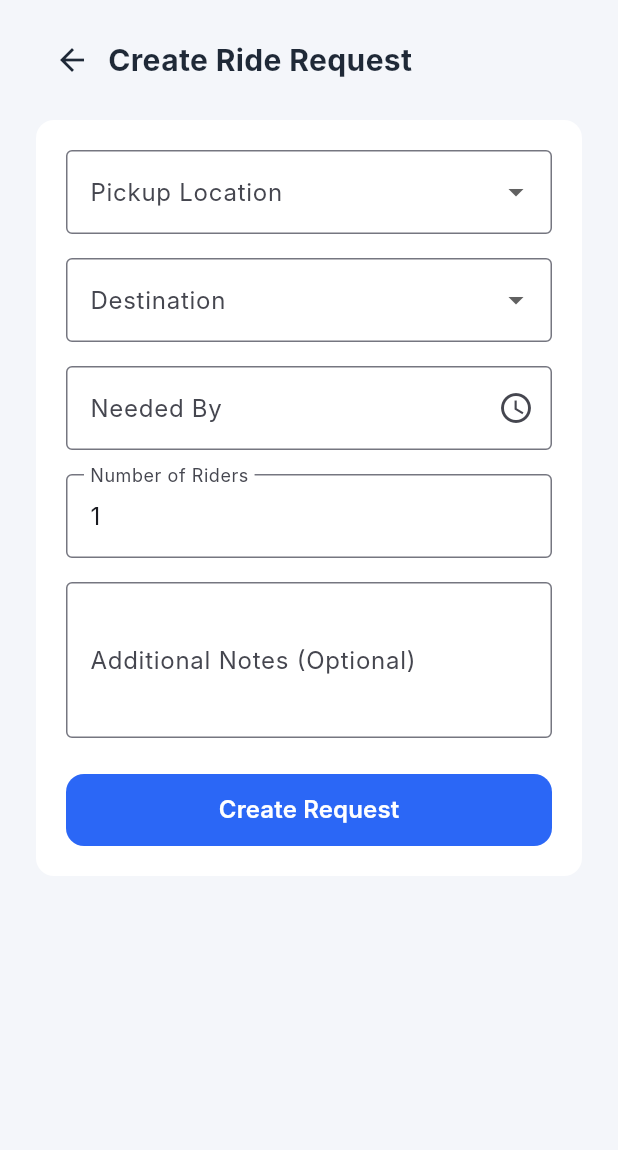
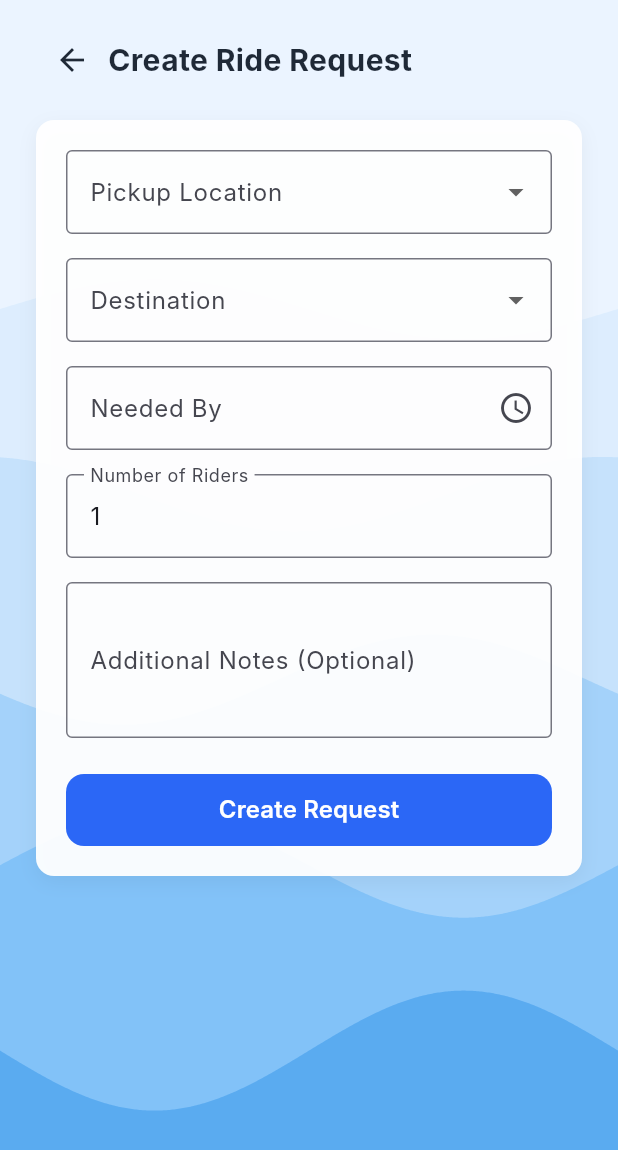
Before and after one commit to alfannm/RideShareBuddy, a Flutter app: the screen it shows after launch, after a tap on "Find a Ride", after a tap on "Create Ride Request", on a phone screen of 412 x 824 dp. Shown: the top 1150 px of the screen. Run offline on Flutter 3.47's test engine with Material 3 defaults, Android fonts, the phone set to English and light mode, and no system bars; accounts and stored records are empty; Roboto replaces fonts that are missing (Inter).

Commit message:
Add animated fluid wave background to ride screens
Introduces a custom FluidBackgroundPainter to provide a static, multi-layered wave background for the Create Offer, Create Request, and Ride Listings screens. Updates background colors to match the home theme, refactors layout for better visual consistency, and simplifies form validation and UI code. The wave painter is shared across all three screens for a cohesive look.

```diff
--- a/lib/screens/create_request_screen.dart
+++ b/lib/screens/create_request_screen.dart
@@ -1,6 +1,4 @@
-// Screen 4: CREATE RIDE REQUEST
-// Widget Construction Requirement: TextFields for ride info, Dropdowns/Time pickers for selections
-
+import 'dart:math' as math;
 import 'package:flutter/material.dart';
 import 'package:flutter/services.dart';
 import '../models/ride.dart';
@@ -32,48 +30,29 @@ class _CreateRequestScreenState extends State<CreateRequestScreen> {
   String notes = '';
 
   final List<String> locationOptions = [
-    'KTS',
-    'Library',
-    'Residential College',
-    'Campus Gate',
-    'Lecture Hall A',
-    'Mydin',
-    'Kuala Terengganu',
+    'KTS', 'Library', 'Residential College', 'Campus Gate',
+    'Lecture Hall A', 'Mydin', 'Kuala Terengganu',
   ];
 
-  // Business Logic: Form validation
   String? validateRequired(String? value, String fieldName) {
-    if (value == null || value.isEmpty) {
-      return '$fieldName is required';
-    }
+    if (value == null || value.isEmpty) return '$fieldName is required';
     return null;
   }
 
-  // Business Logic: Riders count validation (must be >= 1)
   String? validateRiders(String? value) {
-    if (value == null || value.isEmpty) {
-      return 'Number of riders is required';
-    }
-    final ridersCount = int.tryParse(value);
-    if (ridersCount == null || ridersCount < 1) {
-      return 'Riders must be at least 1';
-    }
+    if (value == null || value.isEmpty) return 'Number of riders is required';
+    if (int.tryParse(value) == null) return 'Invalid number';
     return null;
   }
 
   void handleSubmit() {
     if (_formKey.currentState!.validate()) {
       if (time.isEmpty) {
-        // Widget Construction Requirement: Snackbar for confirmations
         ScaffoldMessenger.of(context).showSnackBar(
-          const SnackBar(
-            content: Text('Please select a time'),
-            backgroundColor: Colors.red,
-          ),
+          const SnackBar(content: Text('Please select a time'), backgroundColor: Colors.red),
         );
         return;
       }
-
       _formKey.currentState!.save();
 
       final request = RideRequest(
@@ -87,13 +66,8 @@ class _CreateRequestScreenState extends State<CreateRequestScreen> {
       );
 
       widget.onSubmit(request);
-
-      // Widget Construction Requirement: Snackbar for confirmations
       ScaffoldMessenger.of(context).showSnackBar(
-        const SnackBar(
-          content: Text('Ride request created successfully!'),
-          backgroundColor: Color(0xFF4CAF50),
-        ),
+        const SnackBar(content: Text('Request created successfully!'), backgroundColor: Color(0xFF4CAF50)),
       );
     }
   }
@@ -101,16 +75,23 @@ class _CreateRequestScreenState extends State<CreateRequestScreen> {
   @override
   Widget build(BuildContext context) {
     return Scaffold(
-      backgroundColor: const Color(0xFFF4F6FA),
-      body: SafeArea(
-        child: Container(
-          constraints: const BoxConstraints(maxWidth: 480),
-          margin: const EdgeInsets.symmetric(horizontal: 24),
+      backgroundColor: const Color(0xFFEBF4FF), // Match Theme
+      body: Stack(
+        children: [
+          // 1. Static Wave Background
+          Positioned.fill(
+            child: CustomPaint(
+              painter: FluidBackgroundPainter(animationValue: 0.5),
+            ),
+          ),
+
+          // 2. Main Layout
+          SafeArea(
             child: Column(
               children: [
-              // Header
+                // --- STICKY HEADER ---
                 Padding(
-                padding: const EdgeInsets.symmetric(vertical: 16),
+                  padding: const EdgeInsets.symmetric(horizontal: 24, vertical: 16),
                   child: Row(
                     children: [
                       IconButton(
@@ -132,61 +113,44 @@ class _CreateRequestScreenState extends State<CreateRequestScreen> {
                   ),
                 ),
 
-              // Form
+                // --- SCROLLABLE FORM ---
                 Expanded(
                   child: SingleChildScrollView(
+                    padding: const EdgeInsets.fromLTRB(24, 0, 24, 24),
                     child: Container(
                       padding: const EdgeInsets.all(20),
                       decoration: BoxDecoration(
-                      color: Colors.white,
+                        color: Colors.white.withOpacity(0.95),
                         borderRadius: BorderRadius.circular(12),
+                        boxShadow: [
+                          BoxShadow(
+                            color: Colors.black.withOpacity(0.05),
+                            blurRadius: 10,
+                            offset: const Offset(0, 4),
+                          ),
+                        ],
                       ),
                       child: Form(
                         key: _formKey,
                         child: Column(
                           crossAxisAlignment: CrossAxisAlignment.start,
                           children: [
-                          // Widget Construction Requirement: Dropdown for selections
-                          // Pickup Location
                             DropdownButtonFormField<String>(
-                            decoration: const InputDecoration(
-                              labelText: 'Pickup Location',
-                              border: OutlineInputBorder(),
+                              decoration: const InputDecoration(labelText: 'Pickup Location', border: OutlineInputBorder()),
+                              items: locationOptions.map((l) => DropdownMenuItem(value: l, child: Text(l))).toList(),
+                              validator: (v) => validateRequired(v, 'Pickup location'),
+                              onSaved: (v) => pickup = v ?? '',
+                              onChanged: (v) => pickup = v ?? '',
                             ),
-                            items: locationOptions.map((location) {
-                              return DropdownMenuItem(
-                                value: location,
-                                child: Text(location),
-                              );
-                            }).toList(),
-                            validator: (value) => validateRequired(value, 'Pickup location'),
-                            onSaved: (value) => pickup = value ?? '',
-                            onChanged: (value) => pickup = value ?? '',
+                            const SizedBox(height: 16),
+                            DropdownButtonFormField<String>(
+                              decoration: const InputDecoration(labelText: 'Destination', border: OutlineInputBorder()),
+                              items: locationOptions.map((l) => DropdownMenuItem(value: l, child: Text(l))).toList(),
+                              validator: (v) => validateRequired(v, 'Destination'),
+                              onSaved: (v) => destination = v ?? '',
+                              onChanged: (v) => destination = v ?? '',
                             ),
-
                             const SizedBox(height: 16),
-
-                          // Destination
-                          DropdownButtonFormField<String>(
-                            decoration: const InputDecoration(
-                              labelText: 'Destination',
-                              border: OutlineInputBorder(),
-                            ),
-                            items: locationOptions.map((location) {
-                              return DropdownMenuItem(
-                                value: location,
-                                child: Text(location),
-                              );
-                            }).toList(),
-                            validator: (value) => validateRequired(value, 'Destination'),
-                            onSaved: (value) => destination = value ?? '',
-                            onChanged: (value) => destination = value ?? '',
-                          ),
-
-                          const SizedBox(height: 16),
-
-                          // Widget Construction Requirement: Time picker for selections
-                          // Time Picker
                             TextFormField(
                               readOnly: true,
                               decoration: InputDecoration(
@@ -196,54 +160,30 @@ class _CreateRequestScreenState extends State<CreateRequestScreen> {
                                 hintText: time.isEmpty ? 'Select time' : time,
                               ),
                               onTap: () async {
-                              final selectedTime = await showTimePicker(
-                                context: context,
-                                initialTime: TimeOfDay.now(),
-                              );
-                              if (selectedTime != null) {
+                                final t = await showTimePicker(context: context, initialTime: TimeOfDay.now());
+                                if (t != null) {
                                   setState(() {
-                                  final hour = selectedTime.hourOfPeriod;
-                                  final minute = selectedTime.minute.toString().padLeft(2, '0');
-                                  final period = selectedTime.period == DayPeriod.am ? 'AM' : 'PM';
-                                  time = '$hour:$minute $period';
+                                    time = t.format(context); // Simple format
                                   });
                                 }
                               },
                             ),
-
                             const SizedBox(height: 16),
-
-                          // Widget Construction Requirement: TextField for ride info
-                          // Number of Riders
                             TextFormField(
-                            decoration: const InputDecoration(
-                              labelText: 'Number of Riders',
-                              border: OutlineInputBorder(),
-                            ),
+                              decoration: const InputDecoration(labelText: 'Number of Riders', border: OutlineInputBorder()),
                               keyboardType: TextInputType.number,
                               inputFormatters: [FilteringTextInputFormatter.digitsOnly],
                               initialValue: '1',
                               validator: validateRiders,
-                            onSaved: (value) => riders = int.parse(value ?? '1'),
+                              onSaved: (v) => riders = int.parse(v ?? '1'),
                             ),
-
                             const SizedBox(height: 16),
-
-                          // Additional Notes
                             TextFormField(
-                            decoration: const InputDecoration(
-                              labelText: 'Additional Notes (Optional)',
-                              border: OutlineInputBorder(),
-                              hintText: 'E.g., Heavy luggage, preferred meeting point',
+                              decoration: const InputDecoration(labelText: 'Additional Notes (Optional)', border: OutlineInputBorder(), hintText: 'E.g., Heavy luggage...'),
+                              maxLines: 3,
+                              onSaved: (v) => notes = v ?? '',
                             ),
-                            maxLines: 3,
-                            onSaved: (value) => notes = value ?? '',
-                          ),
-
                             const SizedBox(height: 24),
-
-                          // Widget Construction Requirement: Button for creating requests
-                          // Submit Button
                             SizedBox(
                               width: double.infinity,
                               height: 48,
@@ -253,17 +193,9 @@ class _CreateRequestScreenState extends State<CreateRequestScreen> {
                                   backgroundColor: const Color(0xFF2B67F6),
                                   foregroundColor: Colors.white,
                                   elevation: 0,
-                                shape: RoundedRectangleBorder(
-                                  borderRadius: BorderRadius.circular(12),
+                                  shape: RoundedRectangleBorder(borderRadius: BorderRadius.circular(12)),
                                 ),
-                              ),
-                              child: const Text(
-                                'Create Request',
-                                style: TextStyle(
-                                  fontSize: 16,
-                                  fontWeight: FontWeight.w600,
-                                ),
-                              ),
+                                child: const Text('Create Request', style: TextStyle(fontSize: 16, fontWeight: FontWeight.w600)),
                               ),
                             ),
                           ],
@@ -275,7 +207,51 @@ class _CreateRequestScreenState extends State<CreateRequestScreen> {
               ],
             ),
           ),
+        ],
       ),
     );
   }
 }
+
+// --- Reuse Fluid Background Painter (Same as above) ---
+class FluidBackgroundPainter extends CustomPainter {
+  final double animationValue;
+  FluidBackgroundPainter({required this.animationValue});
+
+  @override
+  void paint(Canvas canvas, Size size) {
+    final paint = Paint();
+    const double twoPi = 2 * math.pi;
+
+    // Wave 1 (Back/Top)
+    paint.color = const Color(0xFFBBDEFB).withOpacity(0.3);
+    _drawWave(canvas, size, paint, baselineY: size.height * 0.25, amplitude: 20, speedMultiplier: 1.0 * twoPi, offset: 0);
+    // Wave 2
+    paint.color = const Color(0xFF90CAF9).withOpacity(0.3);
+    _drawWave(canvas, size, paint, baselineY: size.height * 0.4, amplitude: 25, speedMultiplier: 1.3 * twoPi, offset: math.pi / 4);
+    // Wave 3
+    paint.color = const Color(0xFF64B5F6).withOpacity(0.35);
+    _drawWave(canvas, size, paint, baselineY: size.height * 0.55, amplitude: 30, speedMultiplier: 1.6 * twoPi, offset: math.pi / 2);
+    // Wave 4
+    paint.color = const Color(0xFF42A5F5).withOpacity(0.35);
+    _drawWave(canvas, size, paint, baselineY: size.height * 0.7, amplitude: 35, speedMultiplier: 2.0 * twoPi, offset: math.pi);
+    // Wave 5 (Front/Bottom)
+    paint.color = const Color(0xFF1E88E5).withOpacity(0.4);
+    _drawWave(canvas, size, paint, baselineY: size.height * 0.85, amplitude: 40, speedMultiplier: 2.5 * twoPi, offset: math.pi * 1.5);
+  }
+
+  void _drawWave(Canvas canvas, Size size, Paint paint, {required double baselineY, required double amplitude, required double speedMultiplier, required double offset}) {
+    final path = Path();
+    path.moveTo(0, baselineY);
+    for (double i = 0; i <= size.width; i++) {
+      path.lineTo(i, baselineY + amplitude * math.sin((i / size.width * 2 * math.pi) + (animationValue * speedMultiplier) + offset));
+    }
+    path.lineTo(size.width, size.height);
+    path.lineTo(0, size.height);
+    path.close();
+    canvas.drawPath(path, paint);
+  }
+
+  @override
+  bool shouldRepaint(covariant FluidBackgroundPainter oldDelegate) => oldDelegate.animationValue != animationValue;
+}
--- a/lib/screens/ride_listings_screen.dart
+++ b/lib/screens/ride_listings_screen.dart
@@ -1,6 +1,4 @@
-// Screen 2: RIDE LISTINGS
-// Widget Construction Requirement: ListView.builder for displaying posts
-
+import 'dart:math' as math;
 import 'package:flutter/material.dart';
 import '../models/ride.dart';
 import '../widgets/ride_card.dart';
@@ -78,7 +76,9 @@ class _RideListingsScreenState extends State<RideListingsScreen> {
     final displayItems = getDisplayItems();
 
     return Scaffold(
-      backgroundColor: const Color(0xFFF4F6FA),
+      // Updated background color to match Home theme
+      backgroundColor: const Color(0xFFEBF4FF),
+
       // Right-side Filter Drawer
       endDrawer: Drawer(
         width: 320,
@@ -221,7 +221,22 @@ class _RideListingsScreenState extends State<RideListingsScreen> {
       ),
       // Backdrop with 50% opacity when drawer is open
       drawerScrimColor: Colors.black.withOpacity(0.5),
-      body: SafeArea(
+
+      body: Stack(
+        children: [
+          // 1. Static Wave Background
+          Positioned.fill(
+            child: CustomPaint(
+              painter: FluidBackgroundPainter(
+                animationValue: 0.5, // Static value for non-moving waves
+              ),
+            ),
+          ),
+
+          // 2. Main Content
+          SafeArea(
+            // FIX: Wrapped in Center to fix "weird not center UI" issue
+            child: Center(
               child: Container(
                 constraints: const BoxConstraints(maxWidth: 480),
                 margin: const EdgeInsets.symmetric(horizontal: 24),
@@ -258,14 +273,13 @@ class _RideListingsScreenState extends State<RideListingsScreen> {
                       ),
                     ),
 
-              // Remove inline filter section - now using drawer
-              // Widget Construction Requirement: ListView.builder for displaying posts
+                    // List View
                     Expanded(
                       child: displayItems.isEmpty
                           ? Container(
                               padding: const EdgeInsets.all(32),
                               decoration: BoxDecoration(
-                          color: Colors.white,
+                                color: Colors.white.withOpacity(0.9), // Slightly transparent
                                 borderRadius: BorderRadius.circular(12),
                               ),
                               child: const Center(
@@ -351,6 +365,9 @@ class _RideListingsScreenState extends State<RideListingsScreen> {
                 ),
               ),
             ),
+          ),
+        ],
+      ),
     );
   }
 
@@ -362,7 +379,7 @@ class _RideListingsScreenState extends State<RideListingsScreen> {
 
     showDialog(
       context: context,
-      barrierColor: Colors.black.withOpacity(0.5), // 50% opacity backdrop
+      barrierColor: Colors.black.withOpacity(0.5),
       builder: (context) => Dialog(
         backgroundColor: Colors.transparent,
         child: Container(
@@ -552,3 +569,93 @@ class _RideListingsScreenState extends State<RideListingsScreen> {
     );
   }
 }
+
+// --- Shared Fluid Wave Background Painter (Identical to Home) ---
+class FluidBackgroundPainter extends CustomPainter {
+  final double animationValue;
+
+  FluidBackgroundPainter({required this.animationValue});
+
+  @override
+  void paint(Canvas canvas, Size size) {
+    final paint = Paint();
+    const double twoPi = 2 * math.pi;
+
+    // Wave 1 (Back/Top)
+    paint.color = const Color(0xFFBBDEFB).withOpacity(0.3);
+    _drawWave(canvas, size, paint,
+      baselineY: size.height * 0.25,
+      amplitude: 20,
+      speedMultiplier: 1.0 * twoPi,
+      offset: 0
+    );
+
+    // Wave 2
+    paint.color = const Color(0xFF90CAF9).withOpacity(0.3);
+    _drawWave(canvas, size, paint,
+      baselineY: size.height * 0.4,
+      amplitude: 25,
+      speedMultiplier: 1.3 * twoPi,
+      offset: math.pi / 4
+    );
+
+    // Wave 3
+    paint.color = const Color(0xFF64B5F6).withOpacity(0.35);
+    _drawWave(canvas, size, paint,
+      baselineY: size.height * 0.55,
+      amplitude: 30,
+      speedMultiplier: 1.6 * twoPi,
+      offset: math.pi / 2
+    );
+
+     // Wave 4
+    paint.color = const Color(0xFF42A5F5).withOpacity(0.35);
+    _drawWave(canvas, size, paint,
+      baselineY: size.height * 0.7,
+      amplitude: 35,
+      speedMultiplier: 2.0 * twoPi,
+      offset: math.pi
+    );
+
+    // Wave 5 (Front/Bottom)
+    paint.color = const Color(0xFF1E88E5).withOpacity(0.4);
+    _drawWave(canvas, size, paint,
+      baselineY: size.height * 0.85,
+      amplitude: 40,
+      speedMultiplier: 2.5 * twoPi,
+      offset: math.pi * 1.5
+    );
+  }
+
+  void _drawWave(Canvas canvas, Size size, Paint paint, {
+    required double baselineY,
+    required double amplitude,
+    required double speedMultiplier,
+    required double offset,
+  }) {
+    final path = Path();
+    path.moveTo(0, baselineY);
+
+    for (double i = 0; i <= size.width; i++) {
+      path.lineTo(
+        i,
+        baselineY +
+            amplitude *
+                math.sin((i / size.width * 2 * math.pi) +
+                    (animationValue * speedMultiplier) +
+                    offset),
+      );
+    }
+
+    path.lineTo(size.width, size.height);
+    path.lineTo(0, size.height);
+    path.close();
+
+    canvas.drawPath(path, paint);
+  }
+
+  @override
+  bool shouldRepaint(covariant FluidBackgroundPainter oldDelegate) {
+    return oldDelegate.animationValue != animationValue;
+  }
+}
```
Also changed, not shown: lib/screens/create_offer_screen.dart (+105 -167 lines). Lines whose indentation alone changed are shown as unchanged.
